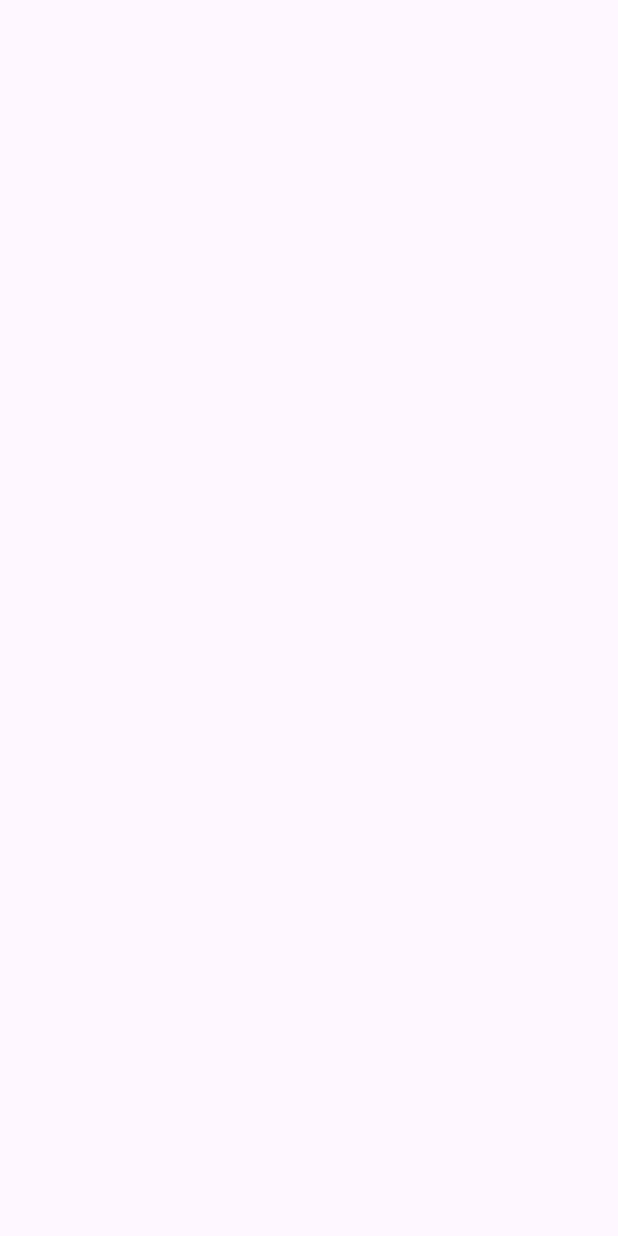
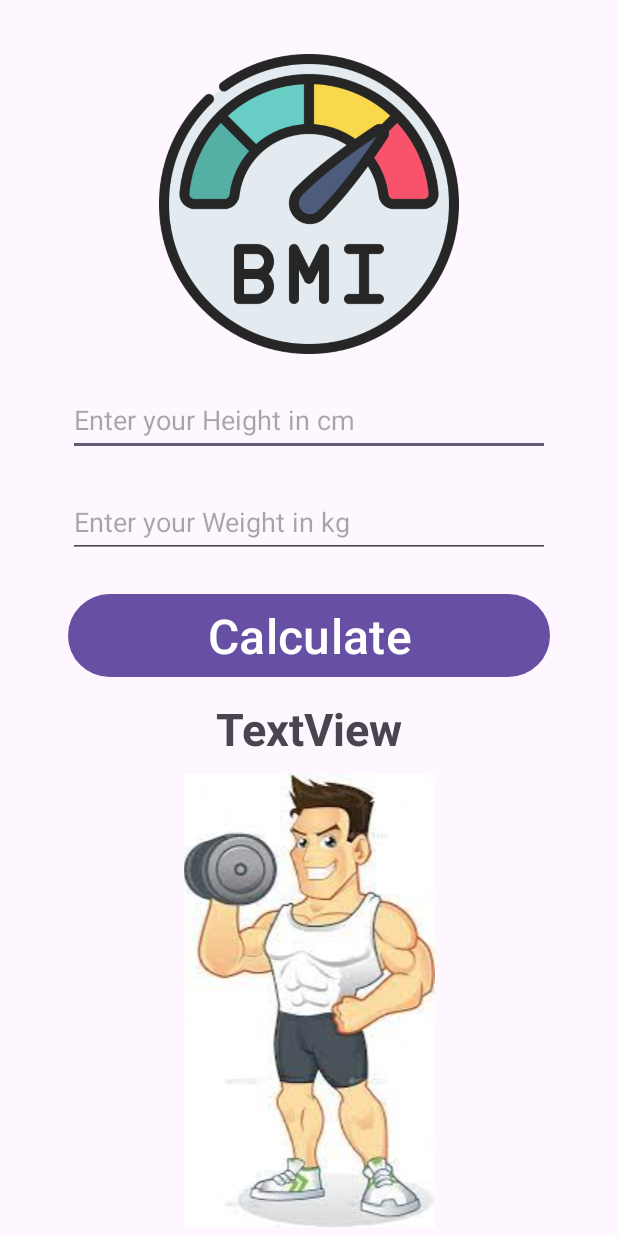
Before and after one commit to bandenawaz/bmi_calculator_android, an Android app: the screen it shows after launch (MainActivity), on a phone screen of 412 x 824 dp. Before the commit the screen is empty. Run offline under Robolectric (Android 15) with nearby library versions, the light colour scheme and no system bars.

Commit message:
frontend commit

```diff
--- a/app/src/main/res/layout/activity_main.xml
+++ b/app/src/main/res/layout/activity_main.xml
@@ -9,5 +9,63 @@
     android:gravity="center">
 
 
+    <ImageView
+        android:id="@+id/imageView"
+        android:layout_width="200dp"
+        android:layout_height="200dp"
+        app:srcCompat="@drawable/bmi_logo"
+        android:layout_marginTop="30dp"/>
 
+    <EditText
+        android:id="@+id/editTextHeight"
+        android:layout_width="match_parent"
+        android:layout_height="48dp"
+        android:ems="10"
+        android:hint="Enter your Height in cm"
+        android:inputType="number"
+        android:layout_marginLeft="45dp"
+        android:layout_marginRight="45dp"
+        android:layout_marginTop="20dp"/>
+
+    <EditText
+        android:id="@+id/editTextWeight"
+        android:layout_width="match_parent"
+        android:layout_height="48dp"
+        android:ems="10"
+        android:hint="Enter your Weight in kg"
+        android:inputType="number"
+        android:layout_marginLeft="45dp"
+        android:layout_marginRight="45dp"
+        android:layout_marginTop="20dp"/>
+
+    <Button
+        android:id="@+id/buttonCalculate"
+        android:layout_width="match_parent"
+        android:layout_height="wrap_content"
+        android:text="Calculate"
+        android:textSize="32dp"
+        android:layout_marginLeft="45dp"
+        android:layout_marginRight="45dp"
+        android:layout_marginTop="20dp"/>
+
+    <TextView
+        android:id="@+id/textViewMessage"
+        android:layout_width="match_parent"
+        android:layout_height="wrap_content"
+        android:textSize="30dp"
+        android:textStyle="bold"
+        android:textAlignment="center"
+        android:text="TextView"
+        android:layout_marginTop="10dp"
+        android:layout_marginLeft="45dp"
+        android:layout_marginRight="45dp"/>
+
+    <ImageView
+        android:id="@+id/imageViewResult"
+        android:layout_width="match_parent"
+        android:layout_height="wrap_content"
+        app:srcCompat="@drawable/fit_guy"
+        android:layout_marginTop="10dp"
+        android:layout_marginLeft="45dp"
+        android:layout_marginRight="45dp"/>
 </LinearLayout>
```
